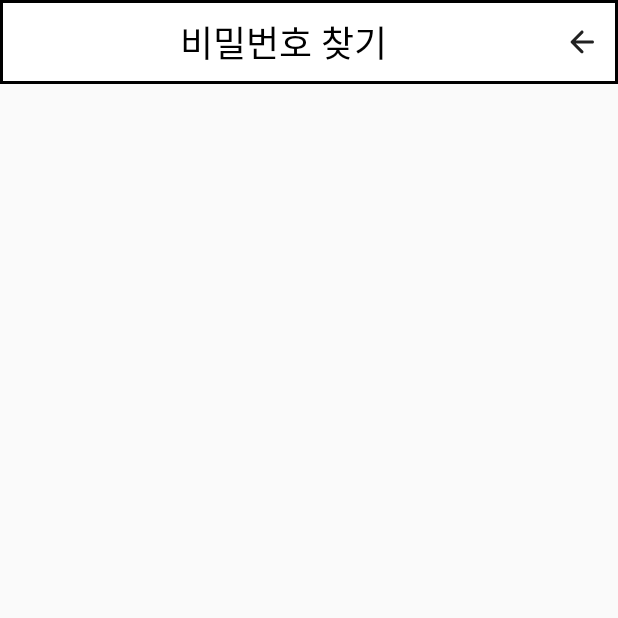
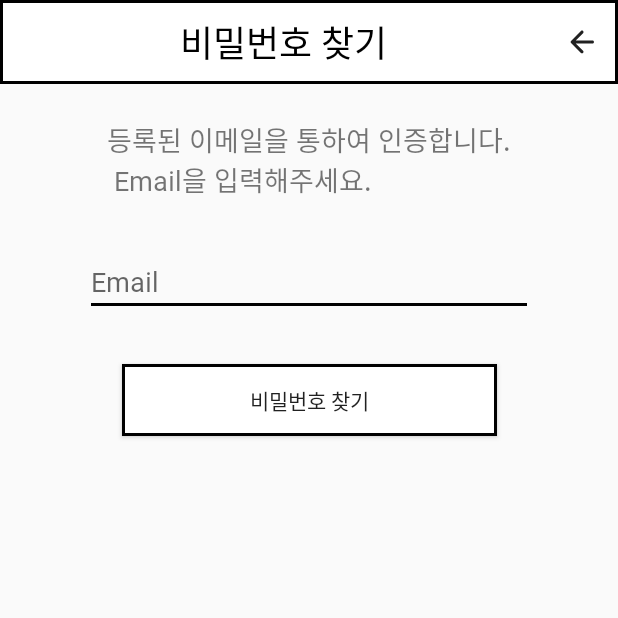
Before and after one commit to friendshipkim97/COVID-19-Vaccination-Statistics-Center-Notification-App, an Android app: the SearchPasswordActivity screen opened directly, with no data from a screen before it, on a phone screen of 412 x 824 dp, the top half of it. Run offline under Robolectric (Android 15) with nearby library versions, the phone set to English and light mode, and no system bars; our stand-ins replace Room's generated code.

Commit message:
Implement Find password using gmailsender

```diff
--- a/app/build.gradle
+++ b/app/build.gradle
@@ -90,6 +90,9 @@ dependencies {
 
     // 리사이클러뷰 추가
     implementation 'androidx.recyclerview:recyclerview:1.2.0'
+
+    // email sender
+    compile fileTree(include: ['*.jar'], dir: 'libs')
 }
 
 //파이어 베이스 추가
--- a/app/src/main/java/com/example/mobileprogrammingproject/dao/UserDao.java
+++ b/app/src/main/java/com/example/mobileprogrammingproject/dao/UserDao.java
@@ -28,6 +28,9 @@ public interface UserDao {
     @Query("SELECT email FROM User where name=(:name) and phoneNumber=(:phoneNumber)")
     String findEmailByNameAndPhone(String name, String phoneNumber);
 
+    @Query("SELECT password FROM User where email=(:email)")
+    String findPasswordByEmail(String email);
+
     @Insert
     void insert(User user);
 
--- /dev/null
+++ b/app/src/main/java/com/example/mobileprogrammingproject/presenter/SearchPasswordContract.java
@@ -0,0 +1,12 @@
+package com.example.mobileprogrammingproject.presenter;
+
+
+public interface SearchPasswordContract {
+    interface View{
+        void showToast(String message);
+    }
+    interface Presenter{
+
+        void sendGmail(String recipients);
+    }
+}
--- a/app/src/main/java/com/example/mobileprogrammingproject/view/SearchPasswordActivity.java
+++ b/app/src/main/java/com/example/mobileprogrammingproject/view/SearchPasswordActivity.java
@@ -5,29 +5,57 @@ import androidx.appcompat.app.ActionBar;
 import androidx.appcompat.app.AppCompatActivity;
 
 import android.os.Bundle;
+import android.os.StrictMode;
+import android.util.Log;
 import android.view.Menu;
 import android.view.MenuInflater;
 import android.view.MenuItem;
 import android.view.View;
+import android.widget.Toast;
 
+import com.example.mobileprogrammingproject.dao.AppDatabase;
+import com.example.mobileprogrammingproject.gMailSender.GMailSender;
 import com.example.mobileprogrammingproject.R;
-import com.example.mobileprogrammingproject.databinding.ActivitySearchEmailBinding;
 import com.example.mobileprogrammingproject.databinding.ActivitySearchPasswordBinding;
+import com.example.mobileprogrammingproject.presenter.SearchPasswordContract;
+import com.example.mobileprogrammingproject.presenter.SearchPasswordPresenter;
 
-public class SearchPasswordActivity extends AppCompatActivity {
+public class SearchPasswordActivity extends AppCompatActivity implements SearchPasswordContract.View{
 
+    // Attributes
     private ActivitySearchPasswordBinding mBinding;
+    private AppDatabase mAppDatabase;
+    private SearchPasswordContract.Presenter searchPasswordPresenter;
 
     @Override
     protected void onCreate(Bundle savedInstanceState) {
         super.onCreate(savedInstanceState);
+        StrictMode.setThreadPolicy(new StrictMode.ThreadPolicy.Builder()
+                .permitDiskReads()
+                .permitDiskWrites()
+                .permitNetwork().build());
 
         // Set Binding
         mBinding = ActivitySearchPasswordBinding.inflate(getLayoutInflater());
         View view = mBinding.getRoot();
         setContentView(view);
 
+        mAppDatabase = AppDatabase.getInstance(getApplicationContext());
+        searchPasswordPresenter = new SearchPasswordPresenter(this, mBinding, mAppDatabase);
+
+        init();
         initToolbar();
+
+    }
+
+    private void init() {
+        mBinding.btnSendEmail.setOnClickListener(new View.OnClickListener() {
+            @Override
+            public void onClick(View view) {
+                String findEmail = mBinding.etPasswordSearchEmail.getText().toString();
+                searchPasswordPresenter.sendGmail(findEmail);
+            }
+        });
     }
 
     // ToolBar Settings
@@ -55,4 +83,9 @@ public class SearchPasswordActivity extends AppCompatActivity {
         }
         return super.onOptionsItemSelected(item);
     }
+
+    @Override
+    public void showToast(String message) {
+        Toast.makeText(getApplicationContext(), message, Toast.LENGTH_SHORT).show();
+    }
 }
--- a/app/src/main/res/layout/activity_login.xml
+++ b/app/src/main/res/layout/activity_login.xml
@@ -36,6 +36,7 @@
         android:layout_marginTop="100dp"
         android:ems="14"
         android:hint="@string/loginHintId"
+        android:backgroundTint="#000000"
         android:inputType="textPersonName"
         app:layout_constraintEnd_toEndOf="parent"
         app:layout_constraintStart_toStartOf="parent"
@@ -48,6 +49,7 @@
         android:layout_marginTop="32dp"
         android:ems="14"
         android:hint="@string/loginHintPassword"
+        android:backgroundTint="#000000"
         android:inputType="textPersonName"
         app:layout_constraintEnd_toEndOf="parent"
         app:layout_constraintHorizontal_bias="0.497"
@@ -60,6 +62,7 @@
         android:layout_height="wrap_content"
         android:layout_marginTop="32dp"
         android:text="@string/loginTextSearchEmail"
+        android:textStyle="bold"
         app:layout_constraintEnd_toStartOf="@+id/tv_searchPassword"
         app:layout_constraintHorizontal_bias="0.34"
         app:layout_constraintStart_toStartOf="parent"
@@ -71,6 +74,7 @@
         android:layout_height="wrap_content"
         android:layout_marginTop="32dp"
         android:text="@string/loginTextSearchPw"
+        android:textStyle="bold"
         app:layout_constraintEnd_toStartOf="@+id/tv_signUp"
         app:layout_constraintStart_toEndOf="@+id/tv_searchEmail"
         app:layout_constraintTop_toBottomOf="@+id/btn_login" />
@@ -81,6 +85,7 @@
         android:layout_height="15dp"
         android:layout_marginTop="32dp"
         android:text="@string/loginTextSignUp"
+        android:textStyle="bold"
         app:layout_constraintEnd_toEndOf="parent"
         app:layout_constraintStart_toEndOf="@+id/tv_searchPassword"
         app:layout_constraintTop_toBottomOf="@+id/btn_login" />
--- a/app/src/main/res/layout/activity_search_email.xml
+++ b/app/src/main/res/layout/activity_search_email.xml
@@ -61,6 +61,7 @@
             android:id="@+id/btn_searchEmailByNameAndBirth"
             android:layout_width="match_parent"
             android:layout_height="wrap_content"
+            android:theme="@style/CustomRadioButton"
             android:layout_weight="5"
             android:text="@string/searchEmailTextNAB"
             android:textSize="24sp" />
@@ -81,6 +82,7 @@
             android:layout_height="wrap_content"
             android:layout_marginTop="30dp"
             android:layout_weight="5"
+            android:theme="@style/CustomRadioButton"
             android:text="@string/searchEmailTextNAP"
             android:textSize="24sp" />
 
--- a/app/src/main/res/layout/activity_search_password.xml
+++ b/app/src/main/res/layout/activity_search_password.xml
@@ -31,4 +31,39 @@
         tools:layout_editor_absoluteY="21dp" />
 
     </androidx.appcompat.widget.Toolbar>
+
+    <EditText
+        android:id="@+id/et_passwordSearchEmail"
+        android:layout_width="wrap_content"
+        android:layout_height="wrap_content"
+        android:layout_marginTop="32dp"
+        android:ems="14"
+        android:hint="Email"
+        android:inputType="textPersonName"
+        android:backgroundTint="#000000"
+        app:layout_constraintEnd_toEndOf="parent"
+        app:layout_constraintStart_toStartOf="parent"
+        app:layout_constraintTop_toBottomOf="@+id/tv_passwordSearchInfo" />
+
+    <TextView
+        android:id="@+id/tv_passwordSearchInfo"
+        android:layout_width="wrap_content"
+        android:layout_height="wrap_content"
+        android:layout_marginTop="80dp"
+        android:text="@string/searchPasswordTextInfo"
+        android:textSize="18sp"
+        app:layout_constraintEnd_toEndOf="parent"
+        app:layout_constraintStart_toStartOf="parent"
+        app:layout_constraintTop_toTopOf="parent" />
+
+    <Button
+        android:id="@+id/btn_sendEmail"
+        android:layout_width="250dp"
+        android:layout_height="wrap_content"
+        android:layout_marginTop="32dp"
+        android:background="@drawable/et_border"
+        android:text="@string/searchPasswordTextButton"
+        app:layout_constraintEnd_toEndOf="parent"
+        app:layout_constraintStart_toStartOf="parent"
+        app:layout_constraintTop_toBottomOf="@+id/et_passwordSearchEmail" />
 </androidx.constraintlayout.widget.ConstraintLayout>
--- a/app/src/main/res/layout/activity_sign_up.xml
+++ b/app/src/main/res/layout/activity_sign_up.xml
@@ -199,6 +199,7 @@
                     android:layout_width="wrap_content"
                     android:layout_height="wrap_content"
                     android:layout_weight="5"
+                    android:theme="@style/CustomRadioButton"
                     android:text="@string/signUpTextMale" />
 
                 <RadioButton
@@ -206,6 +207,7 @@
                     android:layout_width="wrap_content"
                     android:layout_height="wrap_content"
                     android:layout_weight="5"
+                    android:theme="@style/CustomRadioButton"
                     android:text="@string/signUpTextFemale" />
             </RadioGroup>
 
@@ -219,6 +221,7 @@
                 android:backgroundTint="#000000"
                 android:ems="14"
                 android:inputType="textPersonName"
+                android:theme="@style/CustomRadioButton"
                 android:text="@string/signUpTextFullAgreement"
                 android:textSize="18sp"
                 app:layout_constraintLeft_toLeftOf="parent"
@@ -234,6 +237,7 @@
                 android:layout_marginRight="120dp"
                 android:backgroundTint="#000000"
                 android:ems="14"
+                android:theme="@style/CustomRadioButton"
                 android:inputType="textPersonName"
                 android:text="@string/signUpTextTermsOfServiceAgreement"
                 android:textSize="18sp"
@@ -250,6 +254,7 @@
                 android:layout_marginRight="120dp"
                 android:backgroundTint="#000000"
                 android:ems="14"
+                android:theme="@style/CustomRadioButton"
                 android:inputType="textPersonName"
                 android:text="@string/signUpTextPrivacyAgreement"
                 android:textSize="18sp"
--- a/app/src/main/res/layout/search_email_child_list_view.xml
+++ b/app/src/main/res/layout/search_email_child_list_view.xml
@@ -13,6 +13,7 @@
         android:layout_gravity="center"
         android:layout_marginTop="16dp"
         android:inputType="textPersonName"
+        android:backgroundTint="#000000"
         tools:layout_editor_absoluteX="90dp"
         tools:layout_editor_absoluteY="169dp" />
 
@@ -22,6 +23,7 @@
         android:layout_height="wrap_content"
         android:layout_gravity="center"
         android:layout_marginTop="16dp"
+        android:backgroundTint="#000000"
         android:ems="10"
         android:inputType="textPersonName"
         tools:layout_editor_absoluteX="90dp"
--- a/app/src/main/res/values/strings.xml
+++ b/app/src/main/res/values/strings.xml
@@ -17,6 +17,8 @@
 
     <!--    activity_search_password.xml-->
     <string name="searchPasswordTextToolbar">비밀번호 찾기</string>
+    <string name="searchPasswordTextInfo">등록된 이메일을 통하여 인증합니다.\n Email을 입력해주세요.</string>
+    <string name="searchPasswordTextButton">비밀번호 찾기</string>
 
     <!--    activity_sign_up.xml-->
     <string name="signUpText">간편회원가입</string>
--- a/app/src/main/res/values/themes.xml
+++ b/app/src/main/res/values/themes.xml
@@ -41,4 +41,8 @@
 <!--        <item name="android:checkboxStyle">@style/BmjuaRadioButtonStyle</item>-->
 <!--        <item name="android:textViewStyle">@style/BmjuaCheckboxStyle</item>-->
     </style>
+    <style name="CustomRadioButton" parent="Theme.AppCompat.Light">
+        <item name="colorAccent">#000000</item>
+        <item name="colorControlNormal">#000000</item>
+    </style>
 </resources>
```
Also changed, not shown: app/src/main/java/com/example/mobileprogrammingproject/constants/Constants.java (+23 -3 lines), app/src/main/java/com/example/mobileprogrammingproject/gMailSender/GMailSender.java (added, +106 -0 lines), app/src/main/java/com/example/mobileprogrammingproject/gMailSender/JSSEProvider.java (added, +23 -0 lines), app/src/main/java/com/example/mobileprogrammingproject/presenter/SearchPasswordPresenter.java (added, +79 -0 lines), app/libs/activation.jar (added), app/libs/additionnal.jar (added), app/libs/mail.jar (added).
